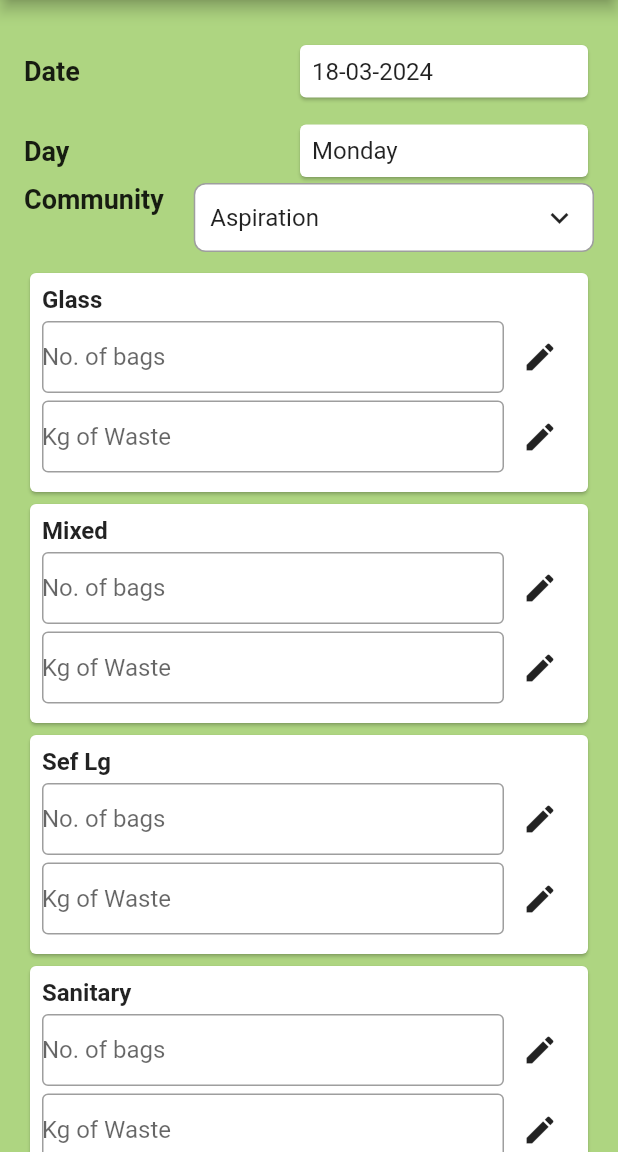
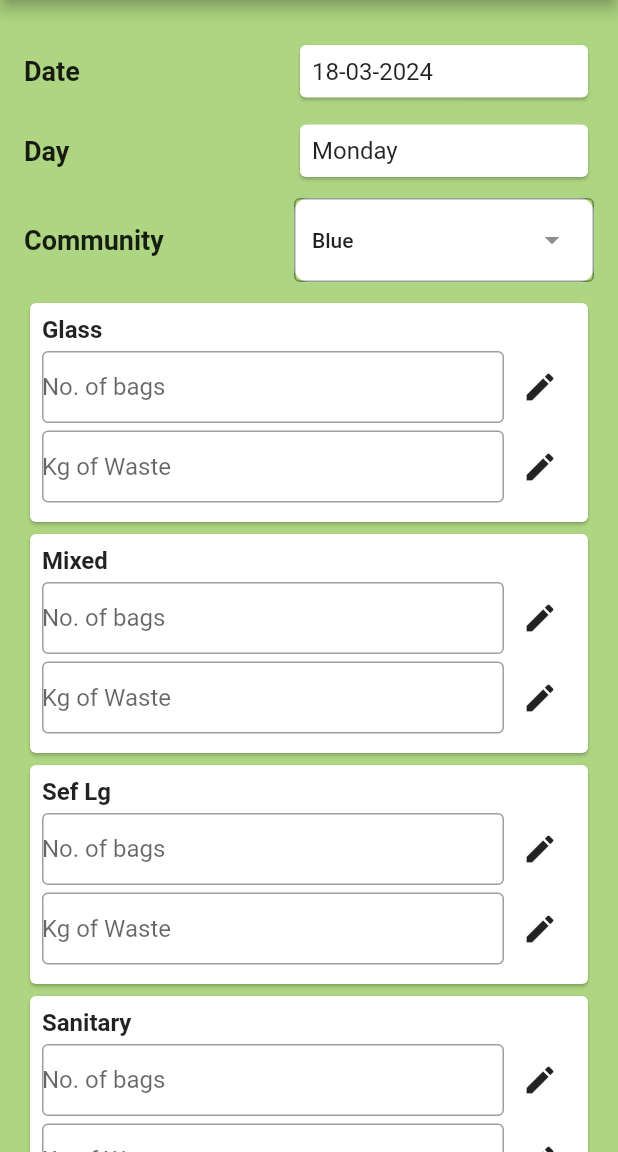
Before and after one commit to vikraman-boominathan/Eco-service, a Flutter app: the screen it shows after launch, on a phone screen of 412 x 824 dp, the part 84-1236 px from its top. Run offline on Flutter 3.47's test engine with Material 2 defaults, Android fonts, the phone set to English and light mode, and no system bars.

Commit message:
Complete UI

```diff
--- a/lib/dropdown.dart
+++ b/lib/dropdown.dart
@@ -1,95 +1,68 @@
 import 'package:flutter/material.dart';
 
+void main() {
+  runApp(const CustomDropdown());
+}
+
 class CustomDropdown extends StatefulWidget {
-  final String label;
-  final String selectedValue;
-  final List<String> items;
-  final void Function(String?) onChanged;
-
   const CustomDropdown({
-    required this.label,
-    required this.selectedValue,
-    required this.items,
-    required this.onChanged,
-  });
+    Key? key,
+  }) : super(key: key);
 
   @override
-  _CustomDropdownState createState() => _CustomDropdownState();
+  State<CustomDropdown> createState() => _CustomDropdownState();
 }
 
 class _CustomDropdownState extends State<CustomDropdown> {
-  bool _isOpen = false;
+  final TextEditingController _controller = TextEditingController();
+  String? _selectedOption;
+
+  @override
+  void initState() {
+    super.initState();
+    _controller.text = 'Blue';
+    _selectedOption = _controller.text;
+  }
 
   @override
   Widget build(BuildContext context) {
+    final List<String> dropdownItems = [
+      'Blue',
+      'Pink',
+      'Green',
+      'Orange',
+      'Grey',
+    ];
+
     return Row(
-      crossAxisAlignment: CrossAxisAlignment.start,
+      mainAxisAlignment: MainAxisAlignment.spaceBetween,
       children: [
-        // Label
         Text(
-          widget.label,
+          'Community',
           style: TextStyle(fontSize: 18, fontWeight: FontWeight.bold),
         ),
-        SizedBox(width: 20), // Spacer between label and dropdown
-        // Dropdown
-        Expanded(
-          child: Container(
-            decoration: BoxDecoration(
-              color: Colors.white, // White background
-              border: Border.all(color: Colors.grey),
-              borderRadius: BorderRadius.circular(8),
-            ),
-            child: Column(
-              crossAxisAlignment: CrossAxisAlignment.start,
-              children: [
-                InkWell(
-                  onTap: () {
-                    setState(() {
-                      _isOpen = !_isOpen;
-                    });
-                  },
-                  child: Container(
-                    padding: EdgeInsets.all(10),
-                    child: Row(
-                      mainAxisAlignment: MainAxisAlignment.spaceBetween,
-                      children: [
-                        Text(
-                          widget.selectedValue,
-                          style: TextStyle(fontSize: 16),
-                        ),
-                        Icon(_isOpen
-                            ? Icons.keyboard_arrow_up
-                            : Icons.keyboard_arrow_down),
-                      ],
+        Container(
+          decoration: BoxDecoration(
+            color: Colors.white,
+            borderRadius: BorderRadius.circular(10),
+          ),
+          child: SingleChildScrollView(
+            child: DropdownMenu<String>(
+              width: 200,
+              controller: _controller,
+              onSelected: (String? option) {
+                setState(() {
+                  _selectedOption = option;
+                });
+              },
+              dropdownMenuEntries: dropdownItems
+                  .map<DropdownMenuEntry<String>>(
+                    (item) => DropdownMenuEntry<String>(
+                      value: item,
+                      label: item,
                     ),
-                  ),
-                ),
-                if (_isOpen)
-                  Container(
-                    constraints: BoxConstraints(maxHeight: 200),
-                    child: SingleChildScrollView(
-                      child: Column(
-                        children: [
-                          ListView.builder(
-                            shrinkWrap: true,
-                            itemCount: widget.items.length,
-                            itemBuilder: (BuildContext context, int index) {
-                              return ListTile(
-                                title: Text(widget.items[index]),
-                                onTap: () {
-                                  widget.onChanged(widget.items[index]);
-                                  setState(() {
-                                    _isOpen = false;
-                                  });
-                                },
-                              );
-                            },
-                          ),
-                        ],
-                      ),
-                    ),
-                  ),
-              ],
+                  )
+                  .toList(),
             ),
           ),
         ),
--- a/lib/main.dart
+++ b/lib/main.dart
@@ -53,35 +53,15 @@ class _MyAppState extends State<MyApp> {
                 children: [
                   SizedBox(height: 10),
                   buildDateAndDayCards("Date", "Day"),
-                  CustomDropdown(
-                    label: 'Community',
-                    selectedValue: selectedCommunity,
-                    items: [
-                      'Community 1',
-                      'Community 2',
-                      'Community 3',
-                      'Community 3',
-                      'Community 3',
-                      'Community 3',
-                      'Community 3',
-                      'Community 3',
-                      'Community 3'
-                    ],
-                    onChanged: (value) {
-                      setState(() {
-                        selectedCommunity = value!;
-                      });
-                    },
-                  ),
+                  SizedBox(height: 10),
+                  CustomDropdown(),
                   SizedBox(height: 10),
                   for (int i = 1; i <= 6; i++) buildCategoryCard(i),
                   buildRemarksCard(remarksController),
-                  SizedBox(height: 20),
                   Center(
                     child: ElevatedButton(
                       onPressed: () {
                         if (_formKey.currentState!.validate()) {
-                          // Form is validated, print the data
                           print('Community: $selectedCommunity');
                           print('Remarks: ${remarksController.text}');
                         }
--- a/lib/widgets.dart
+++ b/lib/widgets.dart
@@ -2,13 +2,13 @@ import 'package:flutter/material.dart';
 import 'package:intl/intl.dart';
 
 import 'package:flutter/material.dart';
-import 'package:intl/intl.dart'; // Import intl package for date formatting
+import 'package:intl/intl.dart';
 
 Widget buildDateAndDayCards(String date, String day) {
   String formattedDate =
-      DateFormat('dd-MM-yyyy').format(DateTime.now()); // Format current date
+      DateFormat('dd-MM-yyyy').format(DateTime.now());
   String formattedDay =
-      DateFormat('EEEE').format(DateTime.now()); // Format current day
+      DateFormat('EEEE').format(DateTime.now());
 
   return Column(
     crossAxisAlignment: CrossAxisAlignment.stretch,
@@ -62,49 +62,7 @@ Widget buildDateAndDayCards(String date, String day) {
   );
 }
 
-Widget buildRowWithDropdown(
-    String label, String selectedValue, void Function(String?) onChanged) {
-  return Row(
-    mainAxisAlignment: MainAxisAlignment.spaceBetween,
-    children: [
-      Text(
-        label,
-        style: TextStyle(fontSize: 18, fontWeight: FontWeight.bold),
-      ),
-      SizedBox(width: 10),
-      Container(
-        width: 200,
-        child: Card(
-          elevation: 5,
-          shape: RoundedRectangleBorder(
-            borderRadius: BorderRadius.circular(8),
-          ),
-          child: Padding(
-            padding: EdgeInsets.symmetric(horizontal: 10),
-            child: DropdownButtonHideUnderline(
-              child: DropdownButton<String>(
-                value: selectedValue, // Set the value to the selected value
-                onChanged: onChanged,
-                icon: Icon(Icons.keyboard_arrow_down),
-                items: <String>[
-                  'Aspiration',
-                  'Option 1',
-                  'Option 2',
-                  // Add more items as needed
-                ].map((String item) {
-                  return DropdownMenuItem<String>(
-                    value: item,
-                    child: Text(item),
-                  );
-                }).toList(),
-              ),
-            ),
-          ),
-        ),
-      ),
-    ],
-  );
-}
+
 
 Widget buildCategoryCard(int index) {
   List<String> categories = [
@@ -116,7 +74,7 @@ Widget buildCategoryCard(int index) {
     "Paper"
   ];
   String category =
-      categories[index - 1]; // Adjust index to access correct category
+      categories[index - 1];
 
   return Card(
     child: Padding(
@@ -125,7 +83,7 @@ Widget buildCategoryCard(int index) {
         crossAxisAlignment: CrossAxisAlignment.start,
         children: [
           Text(
-            '$category', // Display category from list
+            '$category',
             style: TextStyle(fontSize: 16, fontWeight: FontWeight.bold),
           ),
           SizedBox(height: 5),
@@ -145,7 +103,6 @@ Widget buildCategoryCard(int index) {
               IconButton(
                 icon: Icon(Icons.edit),
                 onPressed: () {
-                  // Add your onPressed functionality here
                 },
               ),
             ],
@@ -167,7 +124,6 @@ Widget buildCategoryCard(int index) {
               IconButton(
                 icon: Icon(Icons.edit),
                 onPressed: () {
-                  // Add your onPressed functionality here
                 },
               ),
             ],
@@ -192,7 +148,7 @@ Widget buildRemarksCard(TextEditingController remarksController) {
           ),
           SizedBox(height: 10),
           TextField(
-            controller: remarksController, // Use remarksController here
+            controller: remarksController,
             decoration: InputDecoration(
               hintText: 'Remarks',
               hintStyle: TextStyle(fontSize: 16),
```
